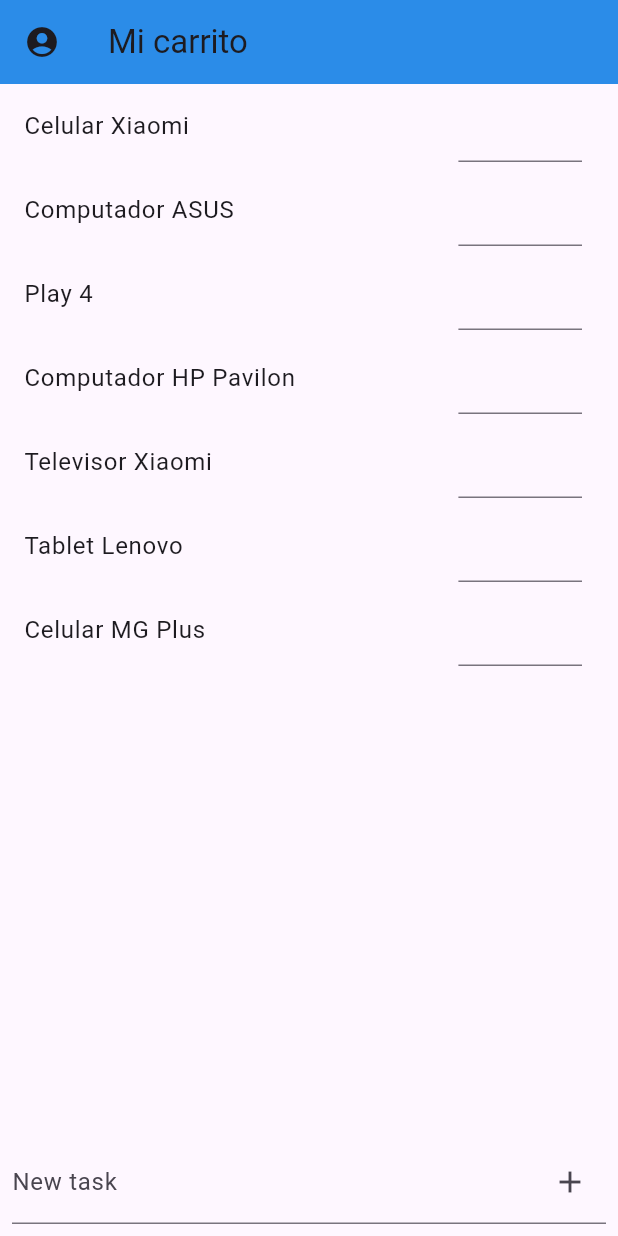
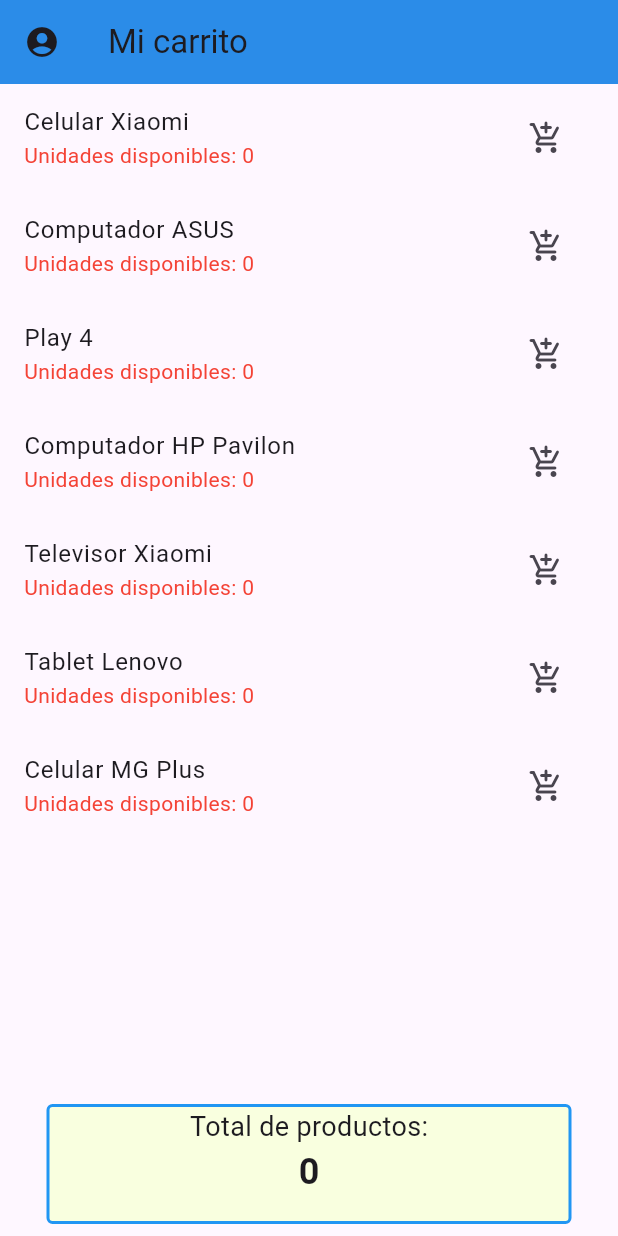
Before and after one commit to fili258-oss/getx-shopcart, a Flutter app: the screen it shows after launch, on a phone screen of 412 x 824 dp. Run offline on Flutter 3.47's test engine with Material 3 defaults, Android fonts, the phone set to English and light mode, and no system bars; our stand-ins replace get.

Commit message:
Actualización contadores

```diff
--- a/lib/controllers/cart_controller.dart
+++ b/lib/controllers/cart_controller.dart
@@ -2,21 +2,38 @@ import 'package:get/get.dart';
 import 'package:getx_app/models/product.dart';
 
 class CartController extends GetxController {
+
+  List <int> stocksProductsQuantity = [150,250,960,450,478,965,214].obs;
   List <Product> stockProductS = [
-      Product(name: "Celular Xiaomi", price: 10000, inStock: 25),
-      Product(name: "Computador ASUS", price: 2500000, inStock: 5),
-      Product(name: "Play 4", price: 3200000, inStock: 10),
-      Product(name: "Computador HP Pavilon", price: 3580000, inStock: 15),
-      Product(name: "Televisor Xiaomi", price: 6500000, inStock: 9),
-      Product(name: "Tablet Lenovo", price: 1700000, inStock: 19),
-      Product(name: "Celular MG Plus", price: 1470000, inStock: 45)
+      Product(name: "Celular Xiaomi", price: 10000, inStock: 0),
+      Product(name: "Computador ASUS", price: 2500000, inStock: 0),
+      Product(name: "Play 4", price: 3200000, inStock: 0),
+      Product(name: "Computador HP Pavilon", price: 3580000, inStock: 0),
+      Product(name: "Televisor Xiaomi", price: 6500000, inStock: 0),
+      Product(name: "Tablet Lenovo", price: 1700000, inStock: 0),
+      Product(name: "Celular MG Plus", price: 1470000, inStock: 0)
     ].obs;
 
   var products = <Product>[].obs;
+  var totalProducts = 0.obs;
 
-  void addProduct(Product product)
+  void uploadStocks()
   {
-    products.add(product);
+    for (int i = 0; i < stockProductS.length; i++) {
+      if (i < stocksProductsQuantity.length) {
+        stockProductS[i].inStock = stocksProductsQuantity[i];
+      }
+    }
+  }
+
+
+  void updateProduct(itemProduct)
+  {
+    uploadStocks();
+    Product productFound = stockProductS[itemProduct];
+    productFound.inStock--;
+
+    totalProducts++;
   }
 
   void removeProduct(int index)
--- a/lib/models/product.dart
+++ b/lib/models/product.dart
@@ -1,5 +1,3 @@
-import 'dart:ffi';
-
 class Product {
   String name;
   int price;
--- a/lib/screens/cart_screen.dart
+++ b/lib/screens/cart_screen.dart
@@ -6,8 +6,6 @@ import 'package:getx_app/models/product.dart';
 class MyCartScreen extends StatelessWidget {
   MyCartScreen({super.key});
   final CartController cartController = Get.put(CartController());
-  final TextEditingController _taskTitleController = TextEditingController();
-  //var listProducts = cartController.getProductsInvetary();
 
   @override
   Widget build(BuildContext context) {
@@ -31,30 +29,54 @@ class MyCartScreen extends StatelessWidget {
                       Product product = cartController.stockProductS[index];
                       return ListTile(
                         title: Text(product.name),
+                        subtitle: Text('Unidades disponibles: ${product.inStock}',
+                        style: const TextStyle(fontSize: 14, fontWeight: FontWeight.normal, color: Colors.red),
+                        ),
+                        trailing: IconButton(
+                        icon: const Icon(Icons.add_shopping_cart_rounded),
+                        onPressed: () {
+                          cartController.updateProduct(index);
+                        },
+                      ),
+                      );
+                    },
+                  ),
 
-                        trailing: SizedBox(
-                          width: MediaQuery.of(context).size.width * 0.2,
-                          child: const TextField(),
-
-                        ),
-                      );
-
-                    },
-
-                  ),
                 )
               ),
               Padding(
                 padding: const EdgeInsets.all(8.0),
-                child: TextField(
-                  controller: _taskTitleController,
-                  decoration: InputDecoration(
-                    labelText: 'New task',
-                    suffixIcon: IconButton(
-                      icon: const Icon(Icons.add),
-                      onPressed: () {},
+                child: Column(
+                  children: <Widget>[
+                    Container(
+                      decoration: BoxDecoration(
+                        color: const Color.fromARGB(255, 249, 255, 223),
+                        border: Border.all(width: 2,color: Colors.blue),
+                        borderRadius: BorderRadius.circular(4),
+                      ),
+
+                      width: 350,
+                      height: 80,
+                      alignment: Alignment.center,
+
+                      child: Column(
+                        children: [
+                          const Text(
+                            'Total de productos:',
+                            style: TextStyle(fontSize: 18),
+                          ),
+                          Obx(
+                            () => Text(
+                              '${cartController.totalProducts}',
+                              style: const TextStyle(fontSize: 24, fontWeight: FontWeight.bold),
+                            ),
+                          ),
+                        ],
+                      ),
+
                     ),
-                  ),
+
+                  ],
                 ),
               ),
             ],
```
